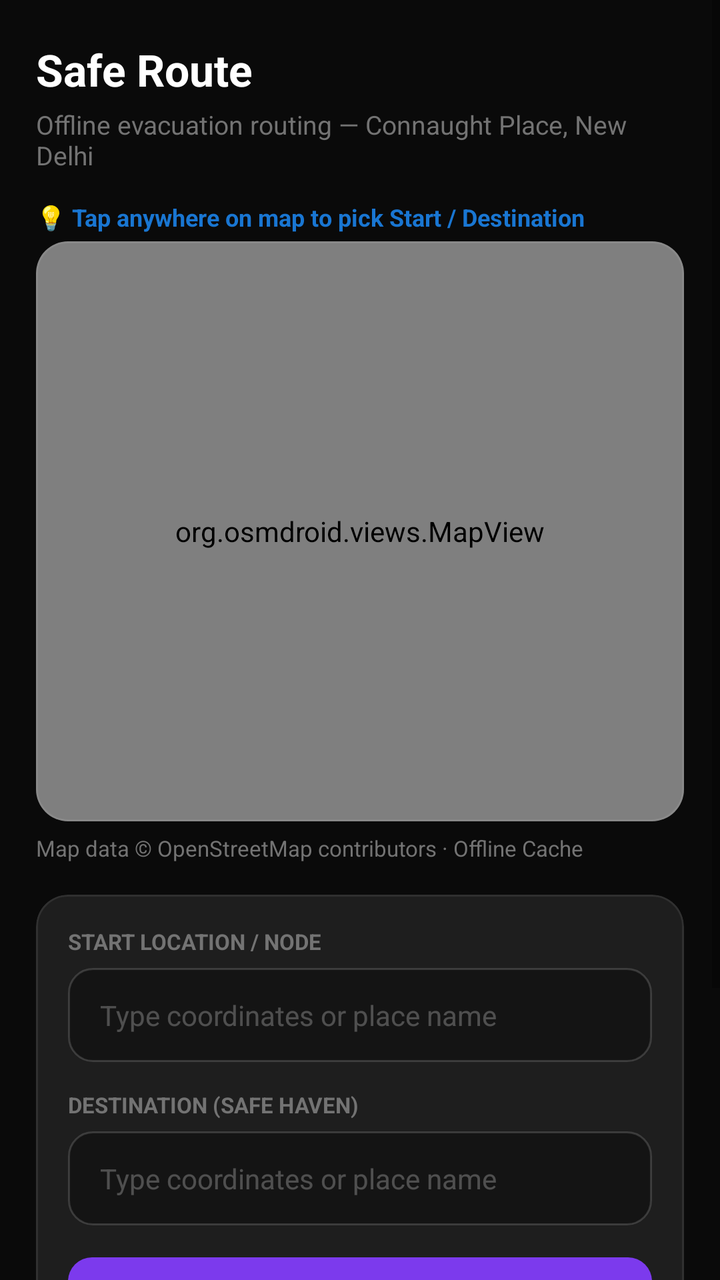
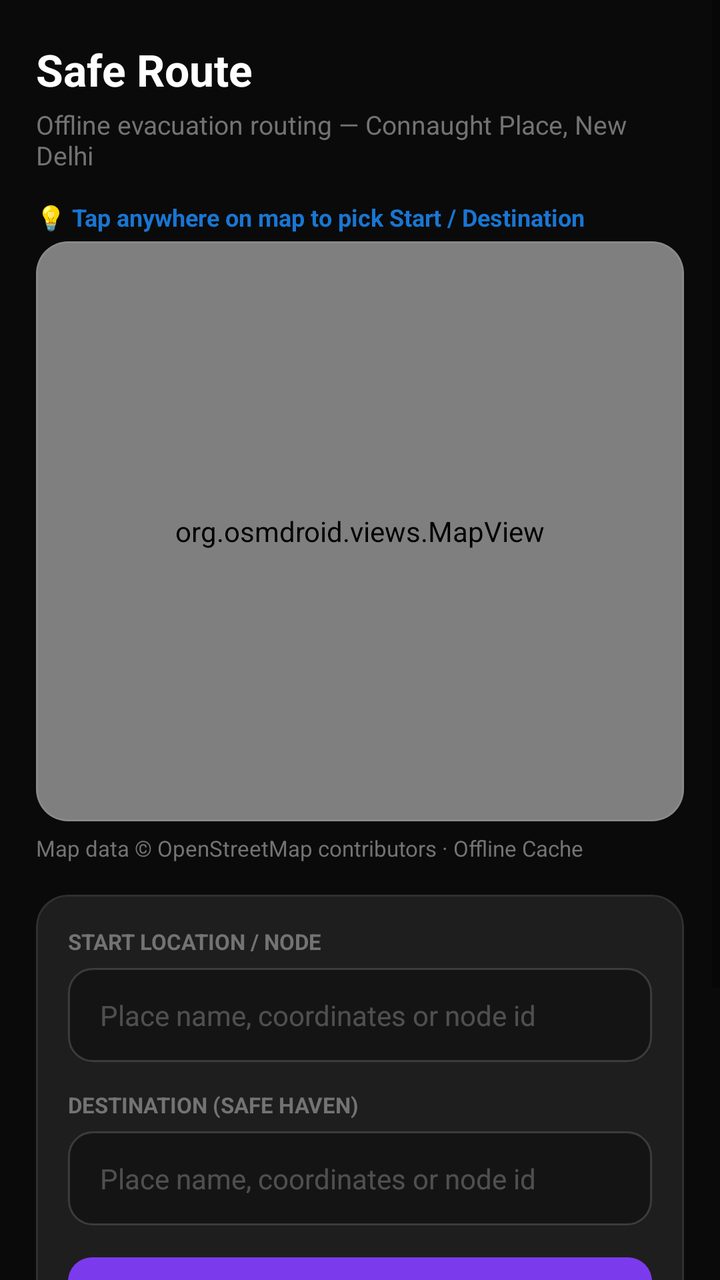

Screens rendered from an Android XML layout before and after an edit, with the pre-edit source and the edit as a unified diff.
<!-- AndroidManifest.xml: application theme Theme.GeoRescuX -->
<!-- res/layout/activity_route.xml -->
<?xml version="1.0" encoding="utf-8"?>
<ScrollView xmlns:android="http://schemas.android.com/apk/res/android"
    xmlns:app="http://schemas.android.com/apk/res-auto"
    android:layout_width="match_parent"
    android:layout_height="match_parent"
    android:background="@color/bg_app"
    android:fillViewport="true">

    <LinearLayout
        android:layout_width="match_parent"
        android:layout_height="wrap_content"
        android:orientation="vertical"
        android:paddingHorizontal="18dp"
        android:paddingTop="20dp"
        android:paddingBottom="36dp">

        
        <TextView
            android:layout_width="wrap_content"
            android:layout_height="wrap_content"
            android:text="Safe Route"
            android:textColor="@color/text_primary"
            android:textSize="22sp"
            android:textStyle="bold" />

        <TextView
            android:id="@+id/textRegionSubtitle"
            android:layout_width="wrap_content"
            android:layout_height="wrap_content"
            android:layout_marginTop="4dp"
            android:layout_marginBottom="14dp"
            android:text="Offline evacuation routing — Connaught Place, New Delhi"
            android:textColor="@color/text_muted"
            android:textSize="13sp" />

<TextView
            android:layout_width="wrap_content"
            android:layout_height="wrap_content"
            android:layout_marginBottom="4dp"
            android:text="💡 Tap anywhere on map to pick Start / Destination"
            android:textColor="#1976D2"
            android:textSize="12sp"
            android:textStyle="bold" />

        <com.google.android.material.card.MaterialCardView
            android:layout_width="match_parent"
            android:layout_height="wrap_content"
            android:layout_marginBottom="6dp"
            app:cardBackgroundColor="@color/bg_card"
            app:cardCornerRadius="16dp"
            app:cardElevation="0dp"
            app:strokeColor="@color/divider_subtle"
            app:strokeWidth="1dp">

            <org.osmdroid.views.MapView
                android:id="@+id/mapView"
                android:layout_width="match_parent"
                android:layout_height="290dp" />
        </com.google.android.material.card.MaterialCardView>

        <TextView
            android:layout_width="match_parent"
            android:layout_height="wrap_content"
            android:layout_marginBottom="16dp"
            android:text="Map data © OpenStreetMap contributors · Offline Cache"
            android:textColor="@color/text_muted"
            android:textSize="11sp" />

        
        <com.google.android.material.card.MaterialCardView
            android:layout_width="match_parent"
            android:layout_height="wrap_content"
            android:layout_marginBottom="14dp"
            app:cardBackgroundColor="@color/bg_card"
            app:cardCornerRadius="16dp"
            app:cardElevation="0dp"
            app:strokeColor="@color/divider_subtle"
            app:strokeWidth="1dp">

            <LinearLayout
                android:layout_width="match_parent"
                android:layout_height="wrap_content"
                android:orientation="vertical"
                android:padding="16dp">

                <TextView
                    android:layout_width="wrap_content"
                    android:layout_height="wrap_content"
                    android:layout_marginBottom="6dp"
                    android:text="START LOCATION / NODE"
                    android:textColor="@color/text_muted"
                    android:textSize="11sp"
                    android:textStyle="bold" />

                <EditText
                    android:id="@+id/editTextStartNode"
                    android:layout_width="match_parent"
                    android:layout_height="wrap_content"
                    android:layout_marginBottom="14dp"
                    android:background="@drawable/bg_input_field"
                    android:hint="Type coordinates or place name"
                    android:inputType="text"
                    android:textColor="@color/text_primary"
                    android:textColorHint="@color/text_subtle"
                    android:textSize="14sp" />

                <TextView
                    android:layout_width="wrap_content"
                    android:layout_height="wrap_content"
                    android:layout_marginBottom="6dp"
                    android:text="DESTINATION (SAFE HAVEN)"
                    android:textColor="@color/text_muted"
                    android:textSize="11sp"
                    android:textStyle="bold" />

                <EditText
                    android:id="@+id/editTextDestinationNode"
                    android:layout_width="match_parent"
                    android:layout_height="wrap_content"
                    android:layout_marginBottom="16dp"
                    android:background="@drawable/bg_input_field"
                    android:hint="Type coordinates or place name"
                    android:inputType="text"
                    android:textColor="@color/text_primary"
                    android:textColorHint="@color/text_subtle"
                    android:textSize="14sp" />

                <Button
                    android:id="@+id/buttonFindRoute"
                    android:layout_width="match_parent"
                    android:layout_height="wrap_content"
                    android:background="@drawable/bg_button_violet"
                    android:stateListAnimator="@null"
                    android:text="Find Route"
                    android:textAllCaps="false"
                    android:textColor="@color/white"
                    android:textSize="15sp"
                    android:textStyle="bold"
                    app:backgroundTint="@null" />

                <Button
                    android:id="@+id/buttonReroute"
                    android:layout_width="match_parent"
                    android:layout_height="wrap_content"
                    android:layout_marginTop="8dp"
                    android:background="@drawable/bg_button_secondary"
                    android:stateListAnimator="@null"
                    android:text="Reroute (Avoid Hazards)"
                    android:textAllCaps="false"
                    android:textColor="@color/text_secondary"
                    android:textSize="14sp"
                    android:textStyle="bold"
                    app:backgroundTint="@null" />
            </LinearLayout>
        </com.google.android.material.card.MaterialCardView>

        
        <TextView
            android:id="@+id/textViewNoMapData"
            android:layout_width="match_parent"
            android:layout_height="wrap_content"
            android:layout_marginBottom="10dp"
            android:background="@drawable/bg_card_dark"
            android:padding="12dp"
            android:text="No map data available."
            android:textColor="@color/text_error"
            android:textSize="13sp"
            android:visibility="gone" />

        <TextView
            android:id="@+id/textViewNoRoute"
            android:layout_width="match_parent"
            android:layout_height="wrap_content"
            android:layout_marginBottom="10dp"
            android:background="@drawable/bg_card_dark"
            android:padding="12dp"
            android:textColor="@color/text_error"
            android:textSize="13sp"
            android:visibility="gone" />

        
        <TextView
            android:id="@+id/textViewRouteSummary"
            android:layout_width="match_parent"
            android:layout_height="wrap_content"
            android:layout_marginBottom="10dp"
            android:background="@drawable/bg_card_dark"
            android:padding="14dp"
            android:textColor="@color/safe_green"
            android:textSize="14sp"
            android:textStyle="bold"
            android:visibility="gone" />

        
        <TextView
            android:id="@+id/textViewHazardWarnings"
            android:layout_width="match_parent"
            android:layout_height="wrap_content"
            android:layout_marginBottom="14dp"
            android:background="@drawable/bg_card_dark"
            android:padding="14dp"
            android:textColor="@color/hazard_orange"
            android:textSize="13sp"
            android:textStyle="bold"
            android:visibility="gone" />

        
        <TextView
            android:layout_width="wrap_content"
            android:layout_height="wrap_content"
            android:layout_marginTop="8dp"
            android:layout_marginBottom="8dp"
            android:text="ROUTE STEPS"
            android:textColor="@color/text_muted"
            android:textSize="11sp"
            android:textStyle="bold" />

        <LinearLayout
            android:id="@+id/routeStepsContainer"
            android:layout_width="match_parent"
            android:layout_height="wrap_content"
            android:orientation="vertical" />

    </LinearLayout>
</ScrollView>
<!-- resources referenced by this layout -->
<resources>
  <color name="bg_app">#0A0A0A</color>
  <color name="bg_card">#1E1E1E</color>
  <color name="divider_subtle">#14FFFFFF</color>
  <color name="hazard_orange">#F97316</color>
  <color name="safe_green">#22C55E</color>
  <color name="text_error">#EF4444</color>
  <color name="text_muted">#737373</color>
  <color name="text_primary">#FFFFFF</color>
  <color name="text_secondary">#A3A3A3</color>
  <color name="text_subtle">#40FFFFFF</color>
  <color name="white">#FFFFFFFF</color>
  <!-- drawable bg_button_secondary (drawable) -->
  <?xml version="1.0" encoding="utf-8"?>
  <ripple xmlns:android="http://schemas.android.com/apk/res/android"
      android:color="#26FFFFFF">
      <item>
          <shape android:shape="rectangle">
              <solid android:color="@color/bg_card" />
              <corners android:radius="12dp" />
              <stroke
                  android:width="1dp"
                  android:color="@color/divider_subtle" />
              <padding
                  android:bottom="14dp"
                  android:top="14dp" />
          </shape>
      </item>
  </ripple>
  <!-- drawable bg_button_violet (drawable) -->
  <?xml version="1.0" encoding="utf-8"?>
  <ripple xmlns:android="http://schemas.android.com/apk/res/android"
      android:color="#4DFFFFFF">
      <item>
          <shape android:shape="rectangle">
              <solid android:color="@color/violet_accent" />
              <corners android:radius="12dp" />
              <padding
                  android:bottom="14dp"
                  android:top="14dp" />
          </shape>
      </item>
  </ripple>
  <!-- drawable bg_card_dark (drawable) -->
  <?xml version="1.0" encoding="utf-8"?>
  <shape xmlns:android="http://schemas.android.com/apk/res/android"
      android:shape="rectangle">
      <solid android:color="@color/bg_card" />
      <corners android:radius="16dp" />
      <stroke
          android:width="1dp"
          android:color="@color/divider_subtle" />
  </shape>
  <style name="Theme.GeoRescuX" parent="Theme.MaterialComponents.DayNight.NoActionBar">
          
          <item name="colorPrimary">@color/violet_accent</item>
          <item name="colorPrimaryVariant">@color/bg_app</item>
          <item name="colorOnPrimary">@color/white</item>
          
          <item name="colorSecondary">@color/violet_light</item>
          <item name="colorSecondaryVariant">@color/violet_dim</item>
          <item name="colorOnSecondary">@color/white</item>
          
          <item name="android:windowBackground">@color/bg_app</item>
          <item name="colorSurface">@color/bg_surface</item>
          <item name="colorOnSurface">@color/text_primary</item>
          
          <item name="android:statusBarColor">@color/bg_app</item>
          <item name="android:navigationBarColor">@color/bg_app</item>
          
          <item name="materialCardViewStyle">@style/Widget.GeoRescuX.Card</item>
      </style>
  <color name="violet_accent">#7C3AED</color>
  <color name="bg_input">#141414</color>
  <color name="border_light">#26FFFFFF</color>
  <color name="violet_light">#8B5CF6</color>
  <color name="violet_dim">#267C3AED</color>
  <color name="bg_surface">#161616</color>
  <style name="Widget.GeoRescuX.Card" parent="Widget.MaterialComponents.CardView">
          <item name="cardBackgroundColor">@color/bg_card</item>
          <item name="cardCornerRadius">16dp</item>
          <item name="cardElevation">0dp</item>
          <item name="strokeColor">@color/divider_subtle</item>
          <item name="strokeWidth">1dp</item>
      </style>
  <!-- unchanged entries left out for length: 1 -->
</resources>

<!-- the commit's change to res/layout/activity_route.xml (unified diff, before → after) -->
@@ -92,14 +92,15 @@
                     android:textSize="11sp"
                     android:textStyle="bold" />
 
-                <EditText
+                <AutoCompleteTextView
                     android:id="@+id/editTextStartNode"
                     android:layout_width="match_parent"
                     android:layout_height="wrap_content"
                     android:layout_marginBottom="14dp"
                     android:background="@drawable/bg_input_field"
-                    android:hint="Type coordinates or place name"
+                    android:hint="Place name, coordinates or node id"
                     android:inputType="text"
+                    android:completionThreshold="1"
                     android:textColor="@color/text_primary"
                     android:textColorHint="@color/text_subtle"
                     android:textSize="14sp" />
@@ -113,14 +114,15 @@
                     android:textSize="11sp"
                     android:textStyle="bold" />
 
-                <EditText
+                <AutoCompleteTextView
                     android:id="@+id/editTextDestinationNode"
                     android:layout_width="match_parent"
                     android:layout_height="wrap_content"
                     android:layout_marginBottom="16dp"
                     android:background="@drawable/bg_input_field"
-                    android:hint="Type coordinates or place name"
+                    android:hint="Place name, coordinates or node id"
                     android:inputType="text"
+                    android:completionThreshold="1"
                     android:textColor="@color/text_primary"
                     android:textColorHint="@color/text_subtle"
                     android:textSize="14sp" />
